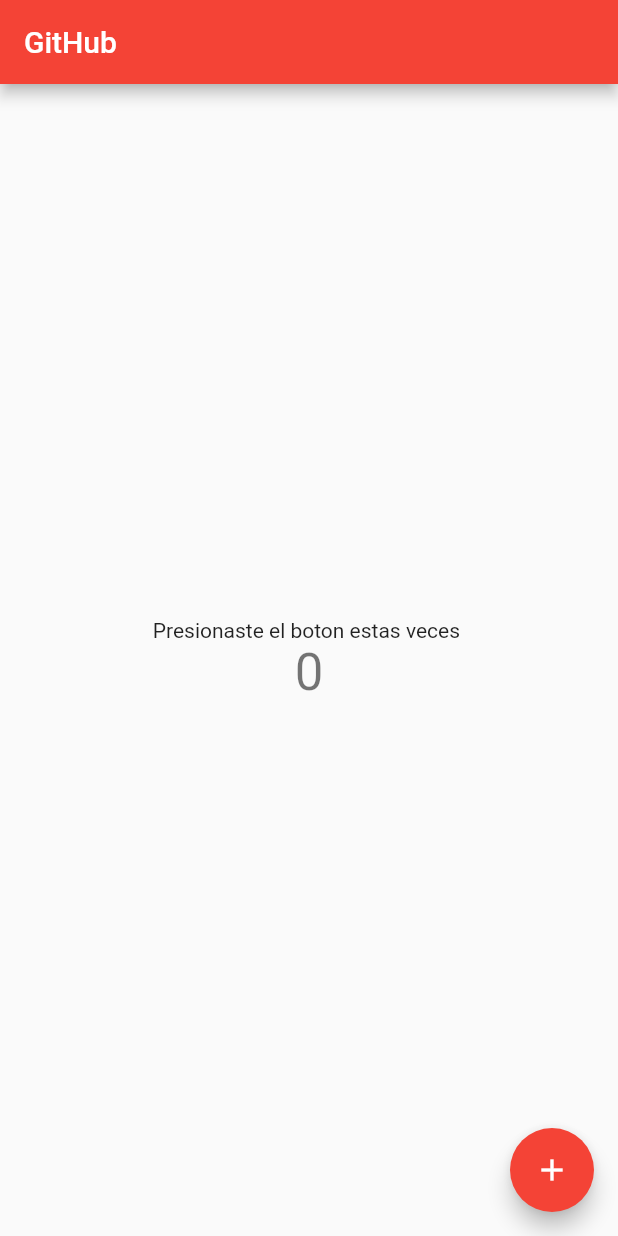
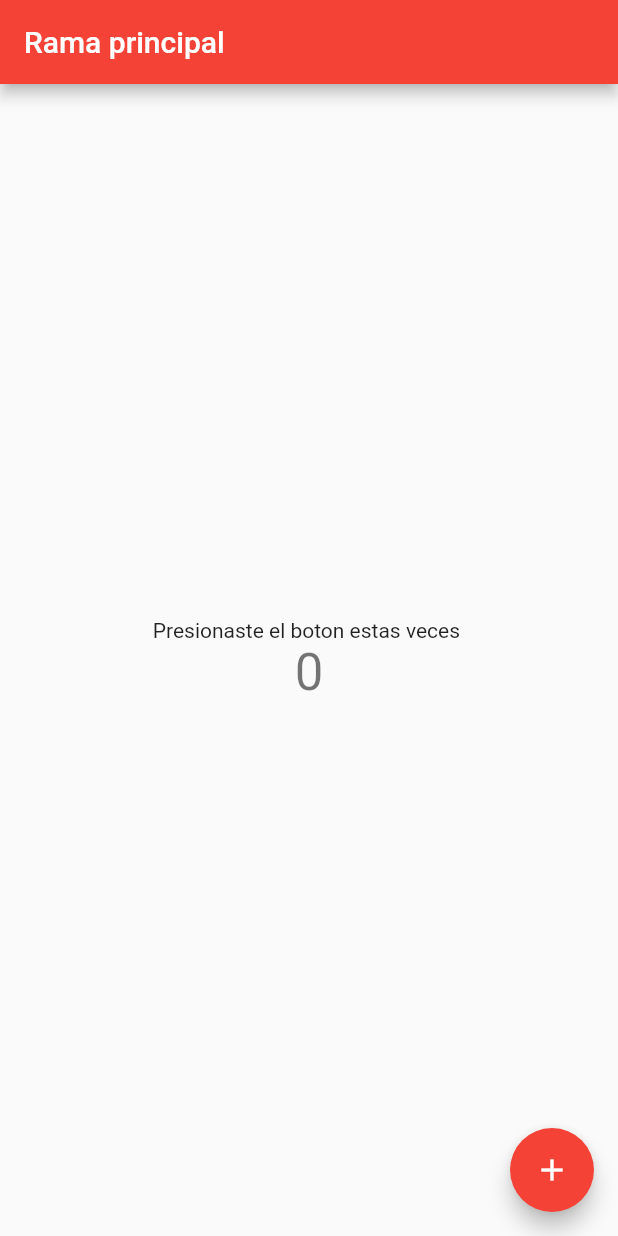
Before and after one commit to JesusArellano16/Git_GitHub, a Flutter app: the screen it shows after launch, on a phone screen of 412 x 824 dp. Run offline on Flutter 3.47's test engine with Material 2 defaults, Android fonts, the phone set to English and light mode, and no system bars.

Commit message:
Se modifico el nombre del appbar

```diff
--- a/lib/main.dart
+++ b/lib/main.dart
@@ -16,7 +16,7 @@ class MyApp extends StatelessWidget {
       theme: ThemeData(
         primarySwatch: Colors.red,
       ),
-      home: const MyHomePage(title: 'GitHub'),
+      home: const MyHomePage(title: 'Rama principal'),
     );
   }
 }
```
